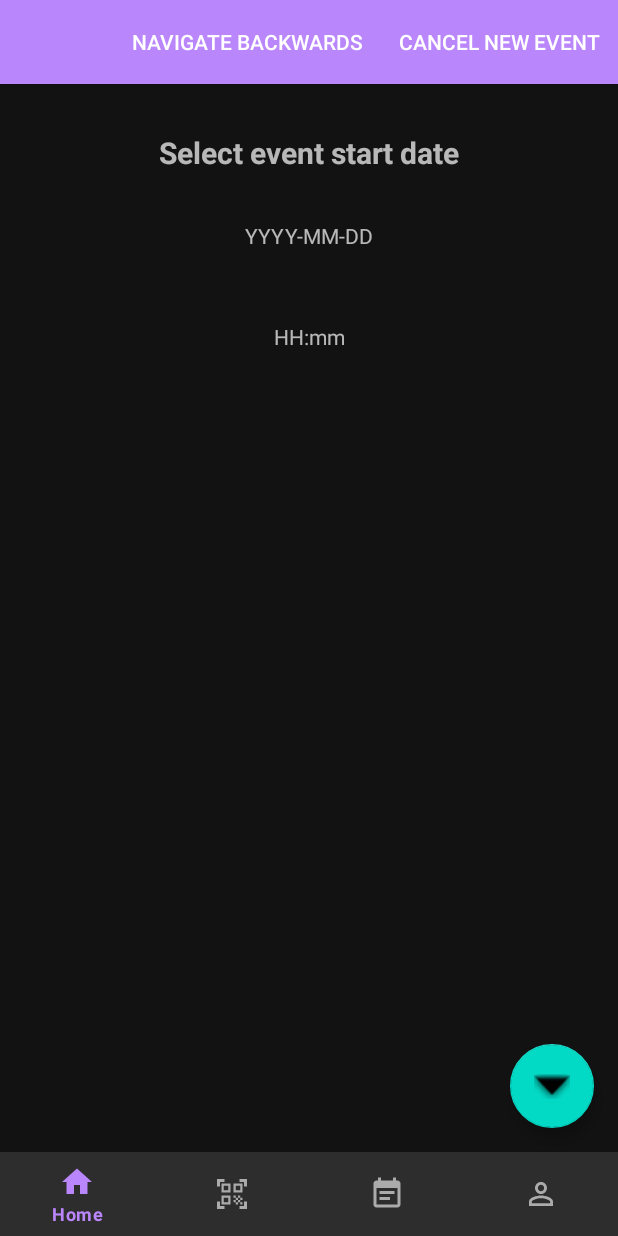
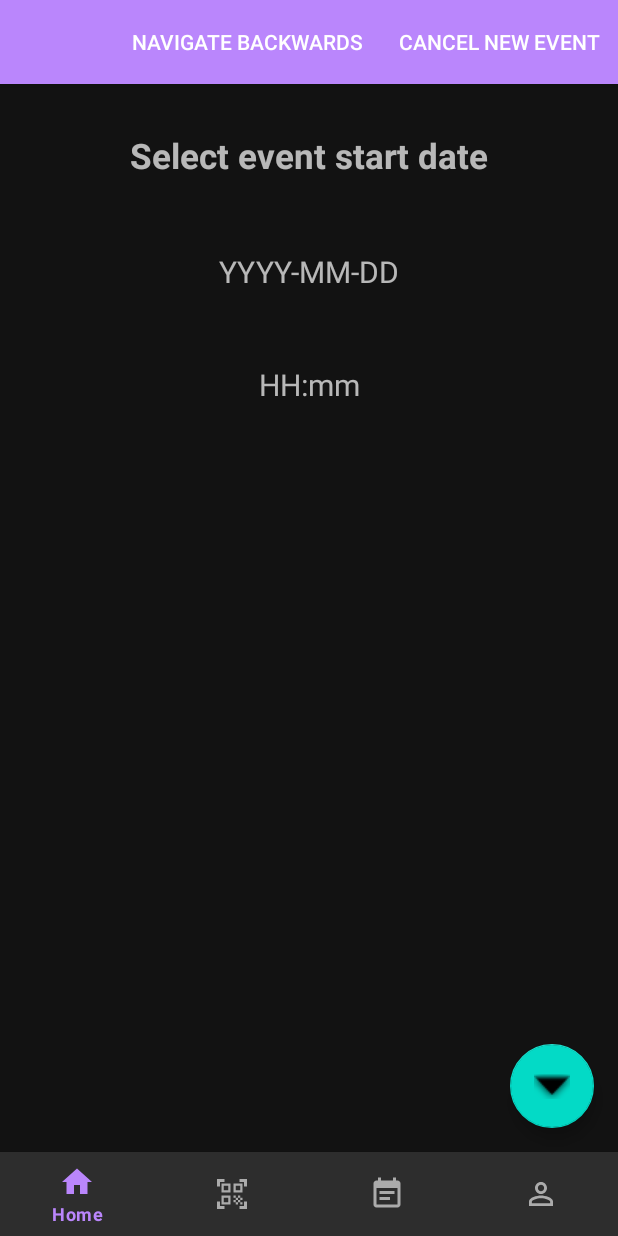
Before and after one commit to CMPUT301W24T04/QrazyQRsRUs, an Android app built with Jetpack Compose: the fragment NewEventStartTimeFragment placed in its activity, on a phone screen of 412 x 824 dp. Run offline under Robolectric (Android 15) with nearby library versions, the phone set to English and light mode, and no system bars; our stand-ins replace Firebase (no records; nobody signed in at launch, a user with empty details on screens opened directly); libraries missing offline, so code that uses them is left out: com.journeyapps.barcodescanner, org.checkerframework.checker; 2 statements that could not run were skipped.

Commit message:
font changes : final

```diff
--- a/code/app/src/main/res/layout/new_event_start_time_fragment.xml
+++ b/code/app/src/main/res/layout/new_event_start_time_fragment.xml
@@ -24,7 +24,7 @@
         android:layout_height="wrap_content"
         android:text="Select event start date"
         android:gravity="center_horizontal"
-        android:textSize="20sp"
+        android:textSize="23sp"
         android:textStyle="bold"
         android:padding="16dp"
         app:layout_constraintTop_toBottomOf="@id/start_time_screen_toolbar"
@@ -36,6 +36,7 @@
         android:layout_width="0dp"
         android:layout_height="wrap_content"
         android:text="YYYY-MM-DD"
+        android:textSize="20sp"
         android:gravity="center"
         android:padding="16dp"
         android:background="?attr/selectableItemBackground"
@@ -43,6 +44,7 @@
         app:layout_constraintStart_toStartOf="parent"
         app:layout_constraintEnd_toEndOf="parent"
         app:layout_constraintHorizontal_bias="0.5"
+        android:layout_marginTop="16dp"
         android:clickable="true"
         android:focusable="true"/>
 
@@ -52,6 +54,7 @@
         android:layout_width="0dp"
         android:layout_height="wrap_content"
         android:text="HH:mm"
+        android:textSize="20sp"
         android:gravity="center"
         android:padding="16dp"
         android:background="?attr/selectableItemBackground"
```
